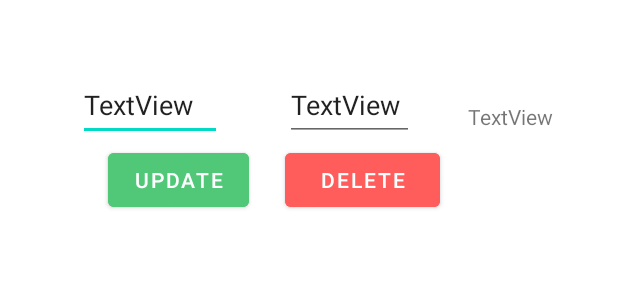
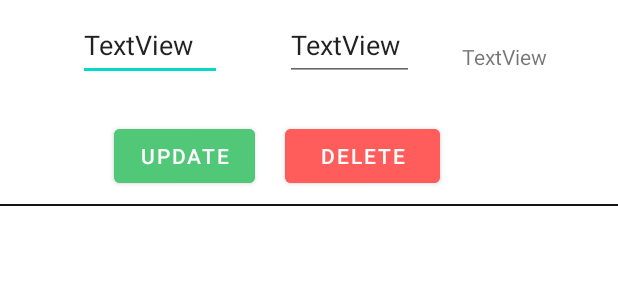
Before and after one commit to aliabb01/DoctorAppointmentApp, an Android app: the layout doctor_service_list.xml on its own in the app's theme, with its tools: preview values and no code run, on a phone screen of 412 x 824 dp. Shown: the top 300 px of the screen. Run offline under Robolectric (Android 15) with nearby library versions, the phone set to English and light mode, and no system bars.

Commit message:
refactor: Resize recycleView

```diff
--- a/app/src/main/java/ali/app/doctorappointmentapp/Doctor.java
+++ b/app/src/main/java/ali/app/doctorappointmentapp/Doctor.java
@@ -107,7 +107,7 @@ public class Doctor extends AppCompatActivity {
                             db.insertServices(services,user.getUser_id());
                             Toast.makeText(Doctor.this, "done", Toast.LENGTH_SHORT).show();
 
-                            finish();
+                           /// finish();
                         }
 
                     }
--- a/app/src/main/java/ali/app/doctorappointmentapp/DoctorService.java
+++ b/app/src/main/java/ali/app/doctorappointmentapp/DoctorService.java
@@ -34,6 +34,7 @@ public class DoctorService extends AppCompatActivity {
         Intent intent=getIntent();
       //  String name=intent.getStringExtra("user");
         recycle_serviceDoctor.setLayoutManager(new LinearLayoutManager(this));
+
         User user= (User) intent.getSerializableExtra("user");
         DBHelper db=new DBHelper(this);
         List<Services> servicesModel=db.getdoctorservice(user.getUser_id());
--- a/app/src/main/res/layout/activity_doctor_service.xml
+++ b/app/src/main/res/layout/activity_doctor_service.xml
@@ -8,11 +8,12 @@
 
     <androidx.recyclerview.widget.RecyclerView
         android:id="@+id/recycle_serviceDoctor"
-        android:layout_width="291dp"
-        android:layout_height="814dp"
+        android:layout_width="392dp"
+        android:layout_height="660dp"
         app:layout_constraintBottom_toBottomOf="parent"
         app:layout_constraintEnd_toEndOf="parent"
+        app:layout_constraintHorizontal_bias="0.473"
         app:layout_constraintStart_toStartOf="parent"
         app:layout_constraintTop_toTopOf="parent"
-        app:layout_constraintVertical_bias="0.004" />
+        app:layout_constraintVertical_bias="0.774" />
 </androidx.constraintlayout.widget.ConstraintLayout>
--- a/app/src/main/res/layout/doctor_service_list.xml
+++ b/app/src/main/res/layout/doctor_service_list.xml
@@ -3,7 +3,7 @@
     xmlns:app="http://schemas.android.com/apk/res-auto"
     xmlns:tools="http://schemas.android.com/tools"
     android:layout_width="match_parent"
-    android:layout_height="match_parent">
+    android:layout_height="155dp">
 
     <EditText
         android:id="@+id/doctorService_item"
@@ -42,11 +42,11 @@
         android:id="@+id/updateService"
         android:layout_width="94dp"
         android:layout_height="48dp"
-        android:layout_marginTop="96dp"
+        android:layout_marginTop="80dp"
+        android:backgroundTint="#50C878"
         android:text="Update"
-        android:backgroundTint="#50C878"
         app:layout_constraintEnd_toStartOf="@+id/guideline4"
-        app:layout_constraintHorizontal_bias="0.847"
+        app:layout_constraintHorizontal_bias="0.894"
         app:layout_constraintStart_toStartOf="parent"
         app:layout_constraintTop_toTopOf="parent" />
 
@@ -54,10 +54,10 @@
         android:id="@+id/deleteServcie"
         android:layout_width="103dp"
         android:layout_height="48dp"
-        android:layout_marginTop="96dp"
+        android:layout_marginTop="80dp"
         android:layout_marginEnd="84dp"
+        android:backgroundTint="#FF5C5C"
         android:text="Delete"
-        android:backgroundTint="#FF5C5C"
         app:layout_constraintEnd_toEndOf="parent"
         app:layout_constraintHorizontal_bias="0.244"
         app:layout_constraintStart_toStartOf="@+id/guideline4"
@@ -67,10 +67,20 @@
         android:id="@+id/textView4"
         android:layout_width="wrap_content"
         android:layout_height="wrap_content"
-        android:layout_marginTop="68dp"
+        android:layout_marginTop="28dp"
         android:text="TextView"
         app:layout_constraintEnd_toEndOf="parent"
-        app:layout_constraintHorizontal_bias="0.454"
+        app:layout_constraintHorizontal_bias="0.402"
         app:layout_constraintStart_toEndOf="@+id/doctorService_item2"
         app:layout_constraintTop_toTopOf="parent" />
+
+    <View
+        android:layout_width="match_parent"
+        android:layout_height="1dp"
+        android:layout_marginTop="136dp"
+        android:background="#151414"
+        app:layout_constraintEnd_toEndOf="parent"
+        app:layout_constraintHorizontal_bias="1.0"
+        app:layout_constraintStart_toStartOf="parent"
+        app:layout_constraintTop_toTopOf="parent" />
 </androidx.constraintlayout.widget.ConstraintLayout>
```
